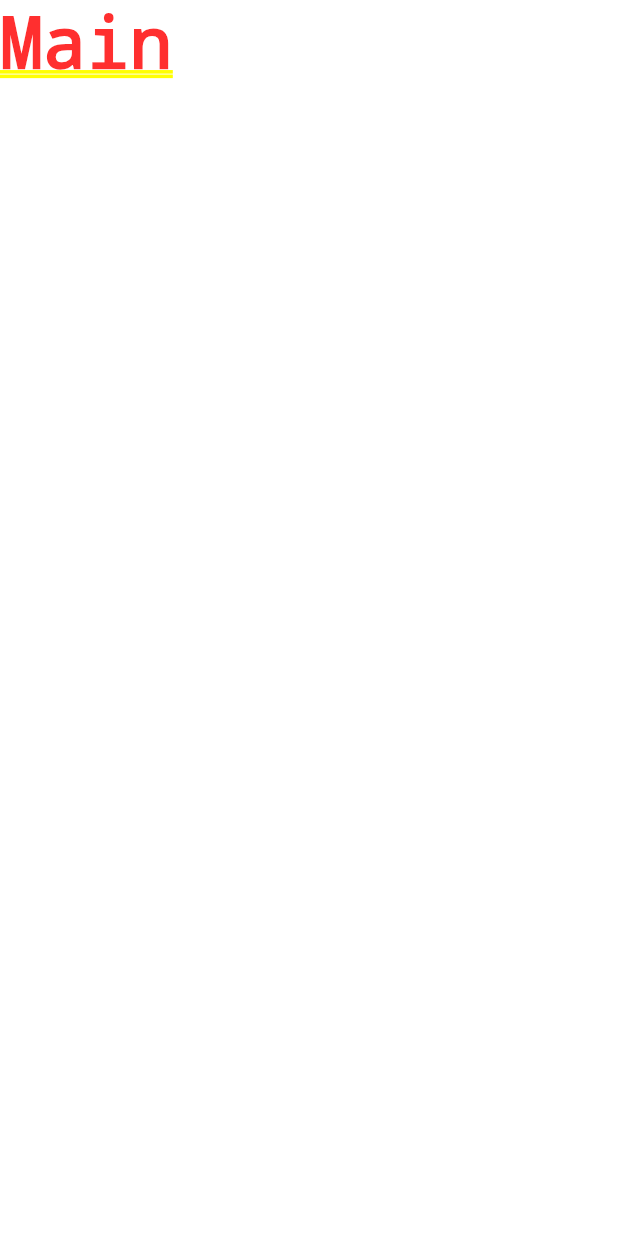
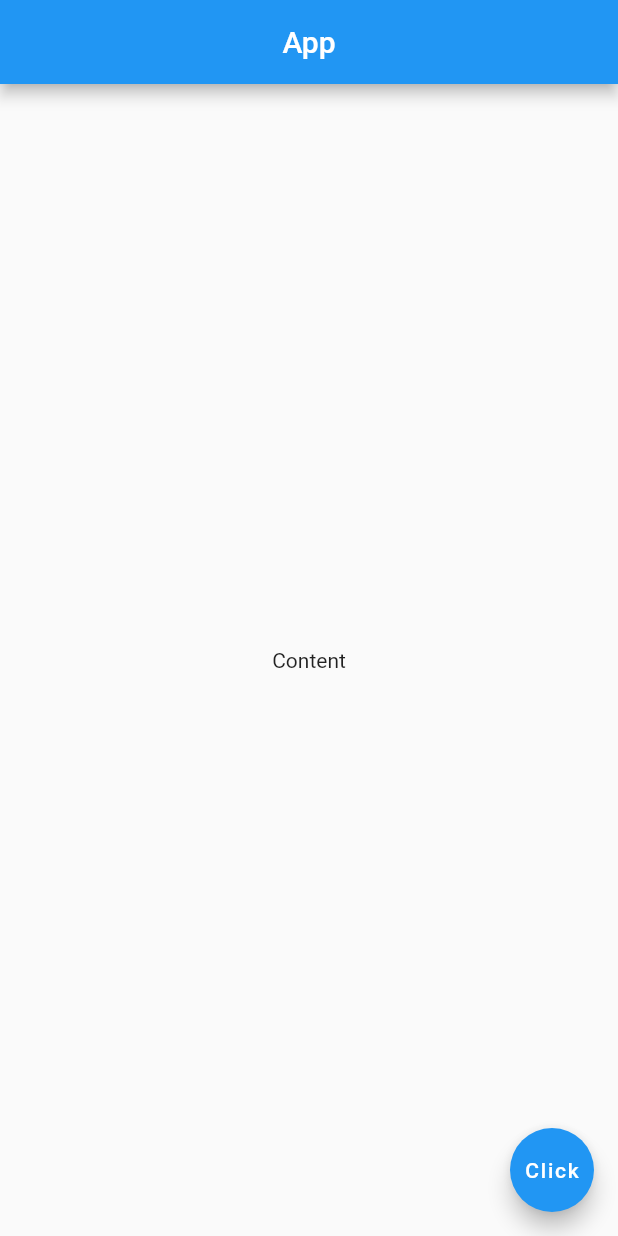
Before and after one commit to KeithChasen/simple-flutter-app, a Flutter app: the screen it shows after launch, on a phone screen of 412 x 824 dp. Run offline on Flutter 3.47's test engine with Material 2 defaults, Android fonts, the phone set to English and light mode, and no system bars.

Commit message:
basic layout using Scaffold widget

```diff
--- a/lib/main.dart
+++ b/lib/main.dart
@@ -1,5 +1,16 @@
 import 'package:flutter/material.dart';
 
 void main() => runApp(MaterialApp(
-  home: Text('Main'),
+  home: Scaffold(
+    appBar: AppBar(
+      title: Text('App'),
+      centerTitle: true,
+    ),
+    body: Center(
+      child: Text('Content'),
+    ),
+    floatingActionButton: FloatingActionButton(
+      child: Text('Click'),
+    ),
+  ),
 ));
```
